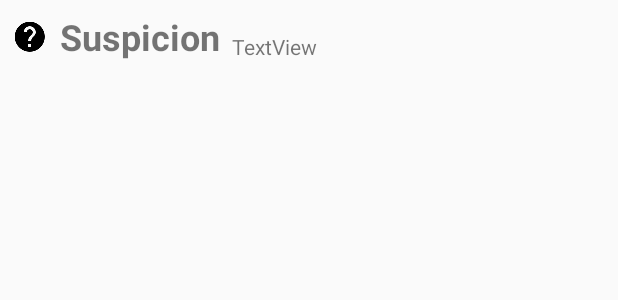
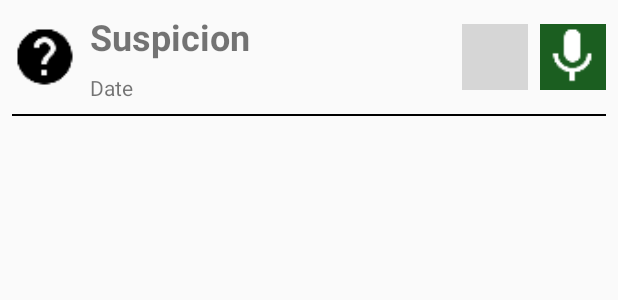
Before and after one commit to portux/ElFeB, an Android app: the layout fieldnotes_item.xml on its own in the app's theme, with its tools: preview values and no code run, on a phone screen of 412 x 824 dp. Shown: the top 300 px of the screen. Run offline under Robolectric (Android 15) with nearby library versions, the phone set to English and light mode, and no system bars; grey boxes are pictures that could not be loaded.

Commit message:
Refine display of observation list items

```diff
--- a/app/src/main/java/de/portux/elfeb/ui/FieldNotesListAdapter.java
+++ b/app/src/main/java/de/portux/elfeb/ui/FieldNotesListAdapter.java
@@ -15,6 +15,7 @@ import android.widget.TextView;
 import de.portux.elfeb.R;
 import de.portux.elfeb.model.Observation;
 import de.portux.elfeb.ui.FieldNotesListAdapter.ObservationViewHolder;
+import java.text.SimpleDateFormat;
 
 public class FieldNotesListAdapter extends PagedListAdapter<Observation, ObservationViewHolder> {
 
@@ -35,6 +36,8 @@ public class FieldNotesListAdapter extends PagedListAdapter<Observation, Observa
     TextView observationSuspicionText;
     ImageView determinedImage;
     TextView observationTimeText;
+    ImageView pictureAttachedImage;
+    ImageView recordingAttachedImage;
 
     private Observation displayedObservation;
 
@@ -43,6 +46,8 @@ public class FieldNotesListAdapter extends PagedListAdapter<Observation, Observa
       observationSuspicionText = itemView.findViewById(R.id.observation_suspicion);
       determinedImage = itemView.findViewById(R.id.image_determined);
       observationTimeText = itemView.findViewById(R.id.text_observation_time);
+      pictureAttachedImage = itemView.findViewById(R.id.image_picture_attached);
+      recordingAttachedImage = itemView.findViewById(R.id.image_recording_attached);
     }
 
     void updateDisplayedObservation(Observation observation) {
@@ -52,6 +57,7 @@ public class FieldNotesListAdapter extends PagedListAdapter<Observation, Observa
   }
 
   private final LayoutInflater mInflater;
+  private final SimpleDateFormat mDateFormatter;
   private final View.OnClickListener showObservation;
 
   private PagedList<Observation> mObservations;
@@ -69,6 +75,7 @@ public class FieldNotesListAdapter extends PagedListAdapter<Observation, Observa
       ctx.startActivity(showObservationIntent);
     };
 
+    this.mDateFormatter = new SimpleDateFormat(ctx.getString(R.string.observation_date_format), ctx.getResources().getConfiguration().locale);
   }
 
   @NonNull
@@ -92,7 +99,19 @@ public class FieldNotesListAdapter extends PagedListAdapter<Observation, Observa
         holder.determinedImage.setImageResource(R.drawable.ic_help_black_24dp);
       }
 
-      holder.observationTimeText.setText(current.getTime().toString());
+      holder.observationTimeText.setText(mDateFormatter.format(current.getTime()));
+
+      if (current.isImageAttached()) {
+        holder.pictureAttachedImage.setVisibility(View.VISIBLE);
+      } else {
+        holder.pictureAttachedImage.setVisibility(View.GONE);
+      }
+
+      if (current.isRecordingAttached()) {
+        holder.recordingAttachedImage.setVisibility(View.VISIBLE);
+      } else {
+        holder.recordingAttachedImage.setVisibility(View.GONE);
+      }
 
       holder.updateDisplayedObservation(current);
     } else {
--- a/app/src/main/res/layout/fieldnotes_item.xml
+++ b/app/src/main/res/layout/fieldnotes_item.xml
@@ -2,6 +2,7 @@
 <androidx.constraintlayout.widget.ConstraintLayout xmlns:android="http://schemas.android.com/apk/res/android"
   xmlns:app="http://schemas.android.com/apk/res-auto"
   xmlns:tools="http://schemas.android.com/tools"
+  android:id="@+id/layout_fieldnotes_item"
   android:layout_width="match_parent"
   android:layout_height="wrap_content">
 
@@ -11,19 +12,20 @@
     android:layout_width="wrap_content"
     android:layout_height="wrap_content"
     android:layout_marginTop="8dp"
-    android:layout_marginBottom="8dp"
     android:layout_marginStart="8dp"
     android:text="@string/suspicion"
-    app:layout_constraintBottom_toBottomOf="parent"
     app:layout_constraintStart_toEndOf="@+id/image_determined"
     app:layout_constraintTop_toTopOf="parent"/>
 
   <ImageView
     android:id="@+id/image_determined"
     android:layout_width="wrap_content"
-    android:layout_height="wrap_content"
+    android:layout_height="0dp"
+    android:layout_marginTop="8dp"
+    android:layout_marginBottom="8dp"
     android:layout_marginStart="8dp"
-    app:layout_constraintBottom_toBottomOf="@+id/observation_suspicion"
+    android:adjustViewBounds="true"
+    app:layout_constraintBottom_toBottomOf="@+id/text_observation_time"
     app:layout_constraintStart_toStartOf="parent"
     app:layout_constraintTop_toTopOf="@+id/observation_suspicion"
     app:srcCompat="@drawable/ic_help_black_24dp"/>
@@ -32,10 +34,49 @@
     android:id="@+id/text_observation_time"
     android:layout_width="wrap_content"
     android:layout_height="wrap_content"
+    android:layout_marginTop="8dp"
     android:layout_marginBottom="8dp"
     android:layout_marginStart="8dp"
-    android:text="TextView"
+    android:text="@string/observation_date"
+    app:layout_constraintBottom_toTopOf="@+id/divider"
+    app:layout_constraintStart_toEndOf="@+id/image_determined"
+    app:layout_constraintTop_toBottomOf="@+id/observation_suspicion"/>
+
+  <ImageView
+    android:id="@+id/image_recording_attached"
+    android:layout_width="wrap_content"
+    android:layout_height="0dp"
+    android:layout_marginTop="8dp"
+    android:layout_marginBottom="8dp"
+    android:layout_marginEnd="8dp"
+    android:adjustViewBounds="true"
+    android:background="@color/secondaryColor"
+    app:layout_constraintBottom_toBottomOf="@+id/text_observation_time"
+    app:layout_constraintEnd_toEndOf="parent"
+    app:layout_constraintTop_toTopOf="@+id/observation_suspicion"
+    app:srcCompat="@drawable/ic_mic_white_24dp"/>
+
+  <ImageView
+    android:id="@+id/image_picture_attached"
+    android:layout_width="wrap_content"
+    android:layout_height="0dp"
+    android:layout_marginEnd="8dp"
+    android:adjustViewBounds="true"
+    android:background="@color/secondaryColor"
+    app:layout_constraintBottom_toBottomOf="@+id/image_determined"
+    app:layout_constraintEnd_toStartOf="@+id/image_recording_attached"
+    app:layout_constraintTop_toTopOf="@+id/image_determined"
+    app:srcCompat="@drawable/ic_camera_alt_white_24dp"/>
+  <View
+    android:id="@+id/divider"
+    android:layout_width="0dp"
+    android:layout_height="1dp"
+    android:layout_marginBottom="8dp"
+    android:layout_marginStart="8dp"
+    android:layout_marginEnd="8dp"
+    android:background="@color/primaryTextColor"
     app:layout_constraintBottom_toBottomOf="parent"
-    app:layout_constraintStart_toEndOf="@+id/observation_suspicion"/>
+    app:layout_constraintEnd_toEndOf="parent"
+    app:layout_constraintStart_toStartOf="parent"/>
 
 </androidx.constraintlayout.widget.ConstraintLayout>
--- a/app/src/main/res/values/strings.xml
+++ b/app/src/main/res/values/strings.xml
@@ -16,6 +16,8 @@
   <string name="tag">Tag</string>
   <string name="tags">Tags</string>
   <string name="location">Location</string>
+  <string name="observation_date">Date</string>
+  <string name="observation_date_format">MM-dd-yyyy HH:mm</string>
 
   <string name="location_coords">Lat: %f; Lon: %f</string>
   <string name="observation_images">Images</string>
```
